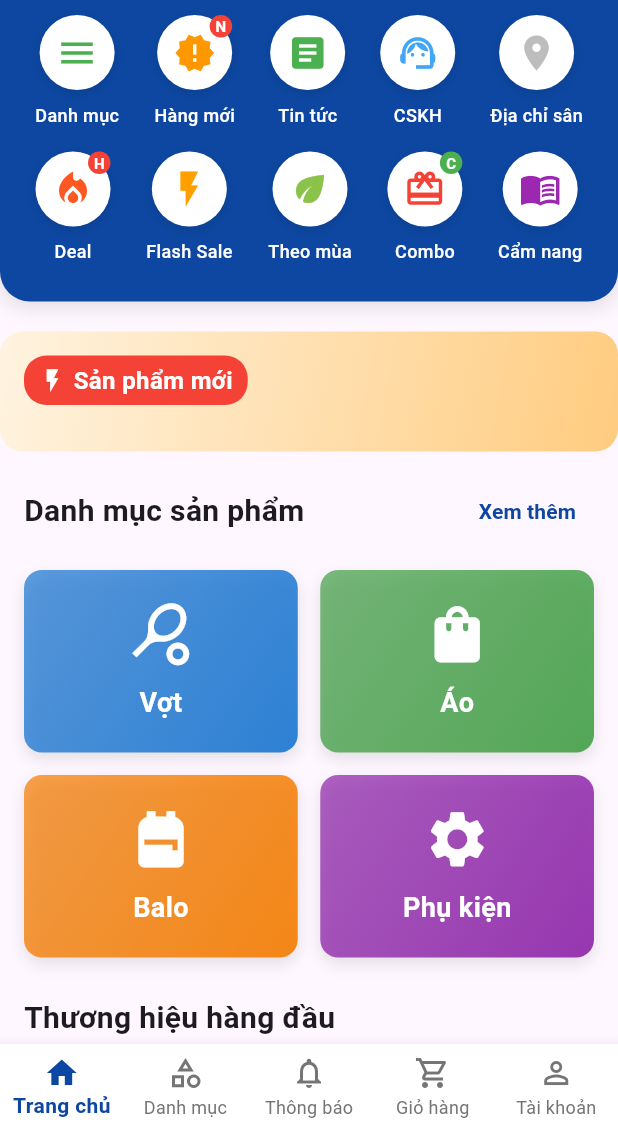
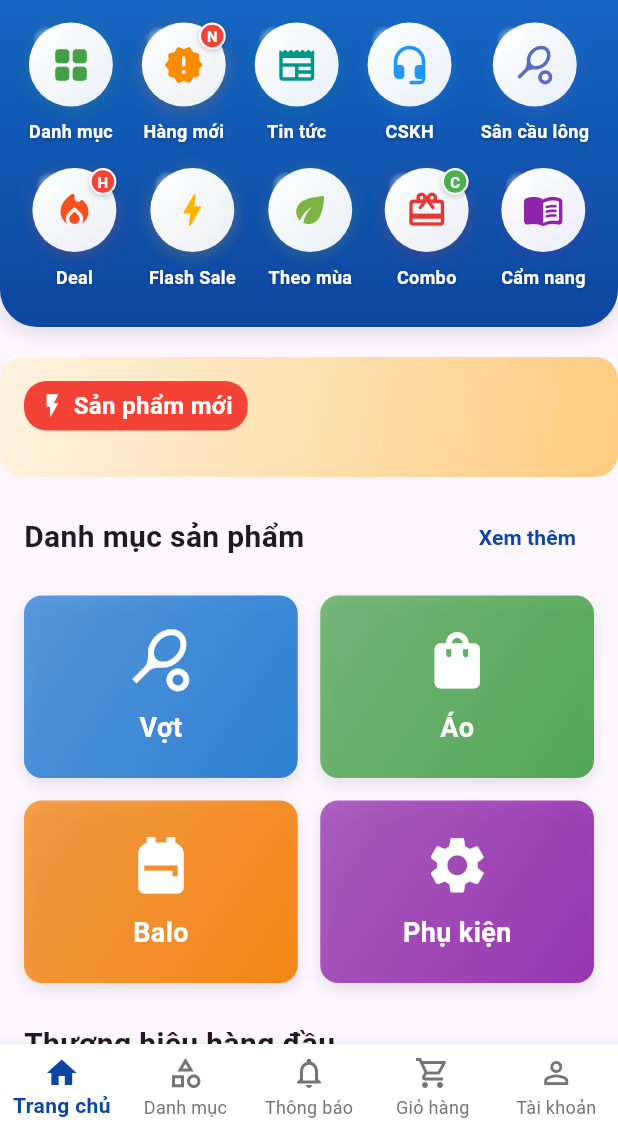
Before and after one commit to LygazGaming/focusbadminton, a Flutter app: the screen it shows once a user with an empty profile is signed in, on a phone screen of 412 x 824 dp, the part 105-1236 px from its top. Run offline on Flutter 3.47's test engine with Material 3 defaults, Android fonts, the phone set to English and light mode, and no system bars; our stand-ins replace cached_network_image, cloud_firestore, firebase_auth, firebase_core, flutter_svg, google_sign_in; missing offline and left inert: flutter_paypal; accounts and stored records are empty.

Commit message:
Update các nút ở home

```diff
--- a/lib/widgets/home/circular_menu_widget.dart
+++ b/lib/widgets/home/circular_menu_widget.dart
@@ -244,37 +244,45 @@ class CircularMenuWidget extends StatelessWidget {
       decoration: BoxDecoration(
         color: Colors.blue[900],
         borderRadius: const BorderRadius.only(
-          bottomLeft: Radius.circular(20),
-          bottomRight: Radius.circular(20),
+          bottomLeft: Radius.circular(25),
+          bottomRight: Radius.circular(25),
         ),
         boxShadow: [
           BoxShadow(
-            color: Colors.black.withOpacity(0.1),
+            color: Colors.black.withAlpha(30),
             spreadRadius: 1,
             blurRadius: 10,
             offset: const Offset(0, 3),
           ),
         ],
+        gradient: LinearGradient(
+          begin: Alignment.topCenter,
+          end: Alignment.bottomCenter,
+          colors: [
+            Colors.blue[800]!,
+            Colors.blue[900]!,
+          ],
         ),
-      padding: const EdgeInsets.only(top: 10, bottom: 25),
+      ),
+      padding: const EdgeInsets.only(top: 15, bottom: 25),
       child: Column(
         children: [
           Row(
             mainAxisAlignment: MainAxisAlignment.spaceEvenly,
             children: [
               _buildCircularMenuItem(
-                Icons.menu,
+                Icons.grid_view_rounded,
                 'Danh mục',
-                Colors.green[500]!,
+                Colors.green[600]!,
                 onTap: () {
                   Provider.of<HomeScreenProvider>(context, listen: false)
                       .navigateToCategory('Tất cả');
                 },
               ),
               _buildCircularMenuItem(
-                Icons.new_releases,
+                Icons.new_releases_rounded,
                 'Hàng mới',
-                Colors.orange,
+                Colors.orange[600]!,
                 isSpecial: true,
                 onTap: () {
                   Provider.of<HomeScreenProvider>(context, listen: false)
@@ -282,9 +290,9 @@ class CircularMenuWidget extends StatelessWidget {
                 },
               ),
               _buildCircularMenuItem(
-                Icons.article,
+                Icons.newspaper_rounded,
                 'Tin tức',
-                Colors.green[500]!,
+                Colors.teal[500]!,
                 onTap: () {
                   _showInfoDialog(
                     context,
@@ -294,17 +302,17 @@ class CircularMenuWidget extends StatelessWidget {
                 },
               ),
               _buildCircularMenuItem(
-                Icons.support_agent,
+                Icons.headset_mic_rounded,
                 'CSKH',
-                Colors.blue[400]!,
+                Colors.blue[500]!,
                 onTap: () {
                   _showCustomerService(context);
                 },
               ),
               _buildCircularMenuItem(
-                Icons.location_on,
-                'Địa chỉ sân',
-                Colors.grey[400]!,
+                Icons.sports_tennis_rounded,
+                'Sân cầu lông',
+                Colors.indigo[400]!,
                 onTap: () {
                   _showCourtLocations(context);
                 },
@@ -316,9 +324,9 @@ class CircularMenuWidget extends StatelessWidget {
             mainAxisAlignment: MainAxisAlignment.spaceEvenly,
             children: [
               _buildCircularMenuItem(
-                Icons.local_fire_department,
+                Icons.local_fire_department_rounded,
                 'Deal',
-                Colors.deepOrange,
+                Colors.deepOrange[600]!,
                 isHotSale: true,
                 onTap: () {
                   Provider.of<HomeScreenProvider>(context, listen: false)
@@ -326,27 +334,27 @@ class CircularMenuWidget extends StatelessWidget {
                 },
               ),
               _buildCircularMenuItem(
-                Icons.flash_on,
+                Icons.bolt_rounded,
                 'Flash Sale',
-                Colors.amber[700]!,
+                Colors.amber[600]!,
                 onTap: () {
                   Provider.of<HomeScreenProvider>(context, listen: false)
                       .navigateToCategory('Tất cả', filter: 'flash_sale');
                 },
               ),
               _buildCircularMenuItem(
-                Icons.eco,
+                Icons.eco_rounded,
                 'Theo mùa',
-                Colors.lightGreen[500]!,
+                Colors.lightGreen[600]!,
                 onTap: () {
                   Provider.of<HomeScreenProvider>(context, listen: false)
                       .navigateToCategory('Tất cả', filter: 'seasonal');
                 },
               ),
               _buildCircularMenuItem(
-                Icons.card_giftcard,
+                Icons.card_giftcard_rounded,
                 'Combo',
-                Colors.red,
+                Colors.red[600]!,
                 isCombo: true,
                 onTap: () {
                   Provider.of<HomeScreenProvider>(context, listen: false)
@@ -354,9 +362,9 @@ class CircularMenuWidget extends StatelessWidget {
                 },
               ),
               _buildCircularMenuItem(
-                Icons.menu_book,
+                Icons.menu_book_rounded,
                 'Cẩm nang',
-                Colors.purple,
+                Colors.purple[600]!,
                 onTap: () {
                   _showInfoDialog(
                     context,
@@ -377,26 +385,60 @@ class CircularMenuWidget extends StatelessWidget {
       bool isHotSale = false,
       bool isCombo = false,
       VoidCallback? onTap}) {
-    return GestureDetector(
+    return Material(
+      color: Colors.transparent,
+      child: InkWell(
         onTap: onTap,
+        borderRadius: BorderRadius.circular(30),
+        splashColor: color.withOpacity(0.3),
+        highlightColor: color.withOpacity(0.1),
         child: Column(
           children: [
             Container(
-            width: 50,
-            height: 50,
+              width: 56,
+              height: 56,
               decoration: BoxDecoration(
                 color: Colors.white,
                 shape: BoxShape.circle,
                 boxShadow: [
                   BoxShadow(
-                  color: Colors.black.withOpacity(0.1),
-                  blurRadius: 5,
+                    color: color.withOpacity(0.2),
+                    blurRadius: 8,
+                    spreadRadius: 1,
                     offset: const Offset(0, 2),
                   ),
                 ],
+                gradient: LinearGradient(
+                  begin: Alignment.topLeft,
+                  end: Alignment.bottomRight,
+                  colors: [
+                    Colors.white,
+                    Colors.white.withOpacity(0.9),
+                  ],
+                ),
               ),
               child: Stack(
                 children: [
+                  // Hiệu ứng ánh sáng
+                  Positioned(
+                    top: 2,
+                    left: 2,
+                    child: Container(
+                      width: 20,
+                      height: 20,
+                      decoration: BoxDecoration(
+                        shape: BoxShape.circle,
+                        gradient: RadialGradient(
+                          colors: [
+                            Colors.white.withOpacity(0.8),
+                            Colors.white.withOpacity(0.0),
+                          ],
+                          stops: const [0.0, 1.0],
+                        ),
+                      ),
+                    ),
+                  ),
+                  // Icon chính
                   Center(
                     child: Icon(
                       icon,
@@ -404,16 +446,26 @@ class CircularMenuWidget extends StatelessWidget {
                       size: 28,
                     ),
                   ),
+                  // Badge cho Hàng mới
                   if (isSpecial)
                     Positioned(
                       right: 0,
                       top: 0,
                       child: Container(
-                      width: 15,
-                      height: 15,
-                      decoration: const BoxDecoration(
+                        width: 18,
+                        height: 18,
+                        decoration: BoxDecoration(
                           color: Colors.red,
                           shape: BoxShape.circle,
+                          boxShadow: [
+                            BoxShadow(
+                              color: Colors.black.withOpacity(0.2),
+                              blurRadius: 2,
+                              spreadRadius: 0,
+                              offset: const Offset(0, 1),
+                            ),
+                          ],
+                          border: Border.all(color: Colors.white, width: 1.5),
                         ),
                         child: const Center(
                           child: Text(
@@ -427,16 +479,26 @@ class CircularMenuWidget extends StatelessWidget {
                         ),
                       ),
                     ),
+                  // Badge cho Deal
                   if (isHotSale)
                     Positioned(
                       right: 0,
                       top: 0,
                       child: Container(
-                      width: 15,
-                      height: 15,
-                      decoration: const BoxDecoration(
+                        width: 18,
+                        height: 18,
+                        decoration: BoxDecoration(
                           color: Colors.red,
                           shape: BoxShape.circle,
+                          boxShadow: [
+                            BoxShadow(
+                              color: Colors.black.withOpacity(0.2),
+                              blurRadius: 2,
+                              spreadRadius: 0,
+                              offset: const Offset(0, 1),
+                            ),
+                          ],
+                          border: Border.all(color: Colors.white, width: 1.5),
                         ),
                         child: const Center(
                           child: Text(
@@ -450,16 +512,26 @@ class CircularMenuWidget extends StatelessWidget {
                         ),
                       ),
                     ),
+                  // Badge cho Combo
                   if (isCombo)
                     Positioned(
                       right: 0,
                       top: 0,
                       child: Container(
-                      width: 15,
-                      height: 15,
-                      decoration: const BoxDecoration(
+                        width: 18,
+                        height: 18,
+                        decoration: BoxDecoration(
                           color: Colors.green,
                           shape: BoxShape.circle,
+                          boxShadow: [
+                            BoxShadow(
+                              color: Colors.black.withOpacity(0.2),
+                              blurRadius: 2,
+                              spreadRadius: 0,
+                              offset: const Offset(0, 1),
+                            ),
+                          ],
+                          border: Border.all(color: Colors.white, width: 1.5),
                         ),
                         child: const Center(
                           child: Text(
@@ -482,11 +554,19 @@ class CircularMenuWidget extends StatelessWidget {
               style: const TextStyle(
                 color: Colors.white,
                 fontSize: 12,
-              fontWeight: FontWeight.w500,
+                fontWeight: FontWeight.w600,
+                shadows: [
+                  Shadow(
+                    offset: Offset(0, 1),
+                    blurRadius: 3,
+                    color: Color.fromRGBO(0, 0, 0, 0.3),
+                  ),
+                ],
               ),
             ),
           ],
         ),
+      ),
     );
   }
 }
```
Lines whose indentation alone changed are shown as unchanged.
